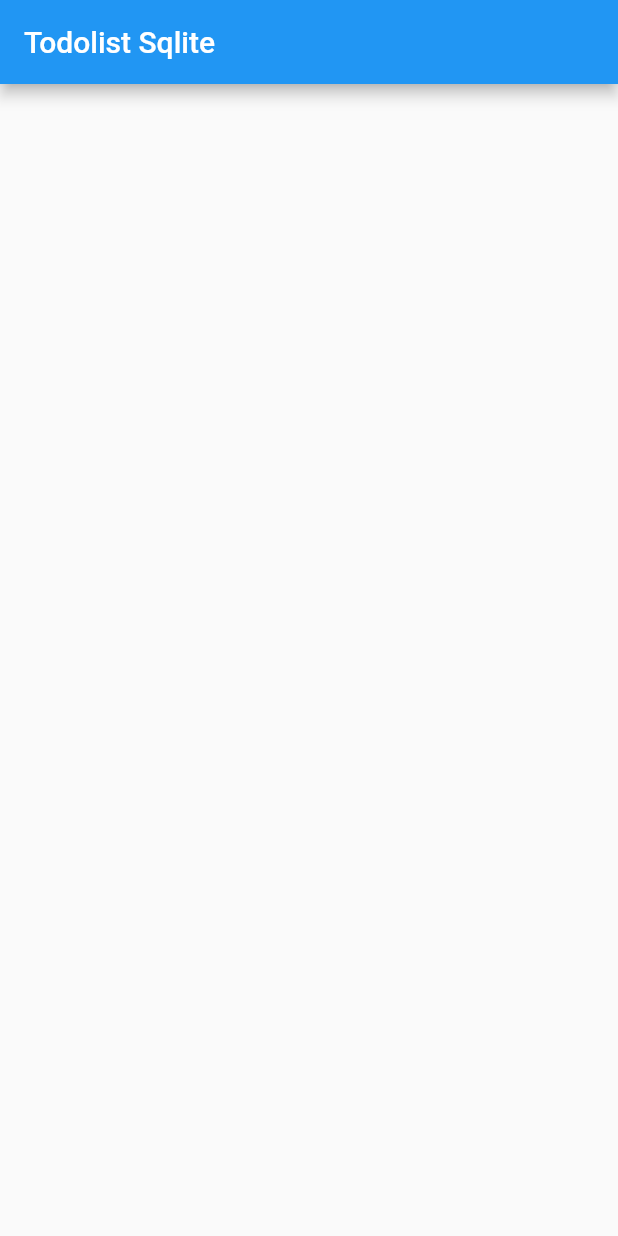
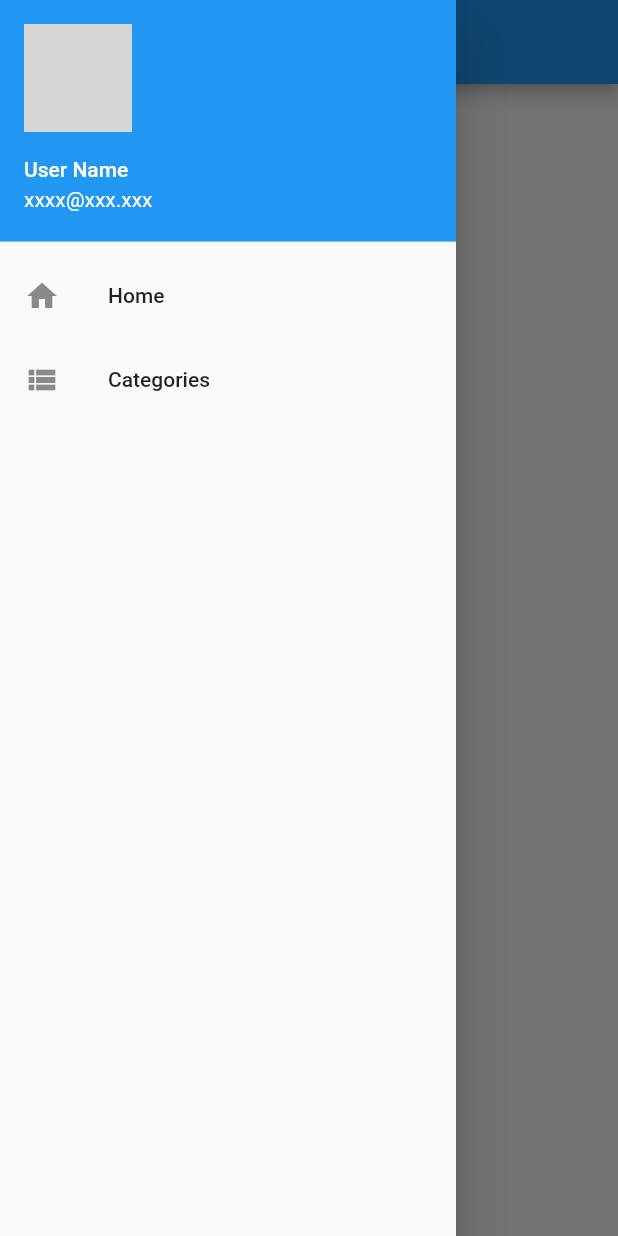
Before and after one commit to Bleach6785/flutter_todo_sqlite, a Flutter app: the screen it shows after launch, with the side drawer open (before the commit the screen has no drawer), on a phone screen of 412 x 824 dp. Run offline on Flutter 3.47's test engine with Material 2 defaults, Android fonts, the phone set to English and light mode, and no system bars; network calls fail; grey boxes are pictures that could not be loaded.

Commit message:
Setting Up Layout Drawer Navigation

```diff
--- /dev/null
+++ b/lib/helpers/drawer_navigation.dart
@@ -0,0 +1,50 @@
+import 'package:flutter/material.dart';
+import 'package:flutter_todo_sqlite/screens/categories_screen.dart';
+import 'package:flutter_todo_sqlite/screens/home_screen.dart';
+
+class DrawerNavigation extends StatefulWidget {
+  @override
+  _DrawerNavigationState createState() => _DrawerNavigationState();
+}
+
+class _DrawerNavigationState extends State<DrawerNavigation> {
+  @override
+  Widget build(BuildContext context) {
+    return Container(
+      child: Drawer(
+          child: ListView(
+        children: [
+          UserAccountsDrawerHeader(
+            currentAccountPicture: CircleAvatar(
+              backgroundImage: NetworkImage(
+                  'https://pic.pimg.tw/hanzhiyu/1605433233-1520719975-g_m.jpg'),
+            ),
+            accountName: Text('User Name'),
+            accountEmail: Text('xxxx@xxx.xxx'),
+            decoration: BoxDecoration(
+              color: Colors.blue,
+            ),
+          ),
+          ListTile(
+            leading: Icon(Icons.home),
+            title: Text('Home'),
+            onTap: () => Navigator.of(context).push(
+              MaterialPageRoute(
+                builder: (context) => HomeScreen(),
+              ),
+            ),
+          ),
+          ListTile(
+            leading: Icon(Icons.view_list),
+            title: Text('Categories'),
+            onTap: () => Navigator.of(context).push(
+              MaterialPageRoute(
+                builder: (context) => CategoriesScreen(),
+              ),
+            ),
+          ),
+        ],
+      )),
+    );
+  }
+}
--- a/lib/screens/home_screen.dart
+++ b/lib/screens/home_screen.dart
@@ -1,4 +1,5 @@
 import 'package:flutter/material.dart';
+import 'package:flutter_todo_sqlite/helpers/drawer_navigation.dart';
 
 class HomeScreen extends StatefulWidget {
   @override
@@ -9,7 +10,10 @@ class _HomeScreenState extends State<HomeScreen> {
   @override
   Widget build(BuildContext context) {
     return Scaffold(
-      appBar: AppBar(title: Text('Todolist Sqlite'),),
+      appBar: AppBar(
+        title: Text('Todolist Sqlite'),
+      ),
+      drawer: DrawerNavigation(),
     );
   }
 }
```
Also changed, not shown: lib/screens/categories_screen.dart (added, +13 -0 lines).
